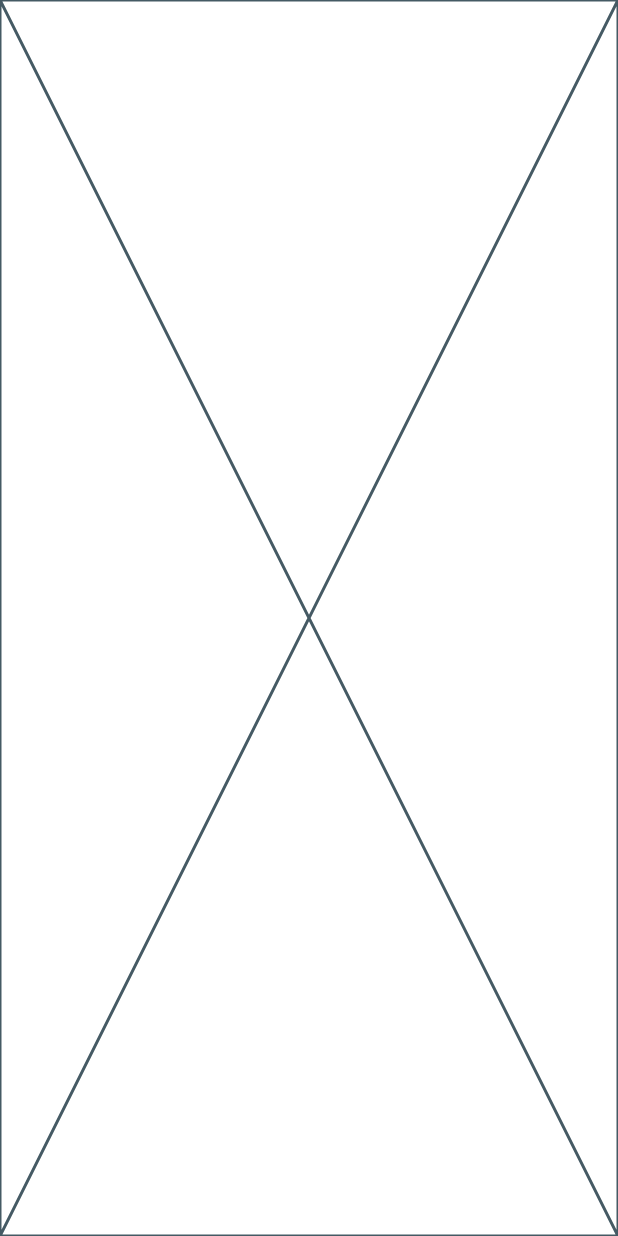
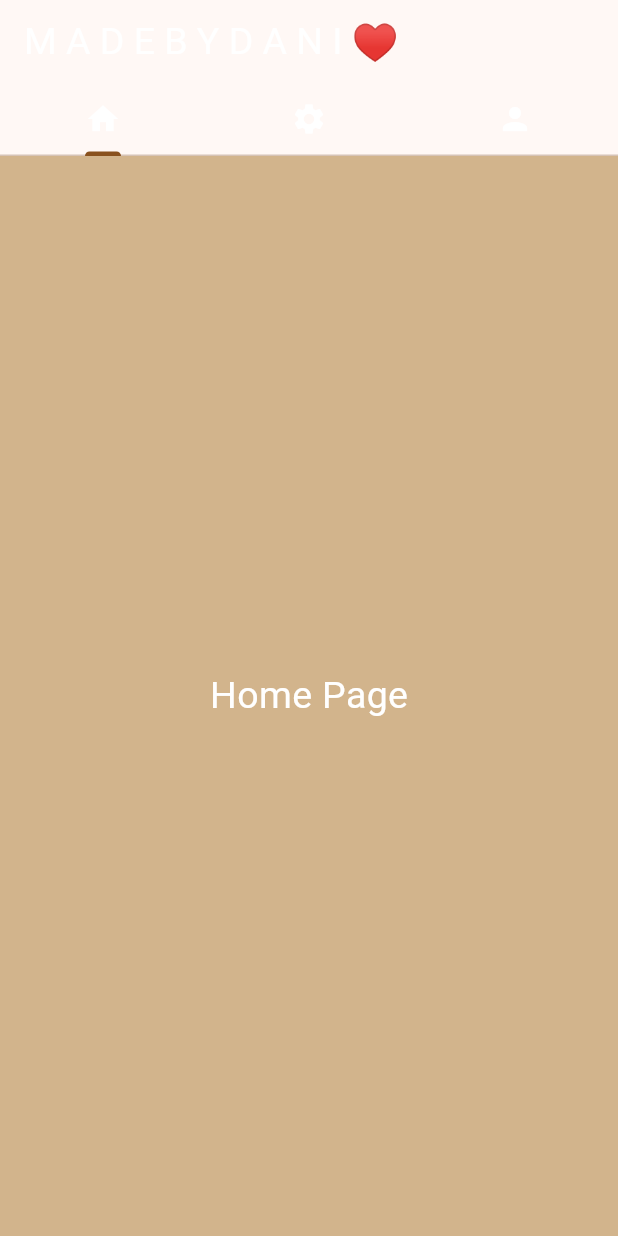
Before and after one commit to jovincia/tab_bar, a Flutter app: the screen it shows after launch, on a phone screen of 412 x 824 dp. Run offline on Flutter 3.47's test engine with Material 3 defaults, Android fonts, the phone set to English and light mode, and no system bars; our stand-ins replace google_fonts; Roboto replaces fonts that are missing (Calligraffitti, Kadwa).

Commit message:
sepate files

```diff
--- a/lib/home_page.dart
+++ b/lib/home_page.dart
@@ -1,10 +1,60 @@
 import 'package:flutter/material.dart';
+import 'package:flutter/widgets.dart';
+import 'package:google_fonts/google_fonts.dart';
+import 'package:tab_bar/colors.dart';
+import 'package:tab_bar/tabs/home_tab.dart';
+import 'package:tab_bar/tabs/person_tab.dart';
+import 'package:tab_bar/tabs/settings_tab.dart';
 
 class HomePage extends StatelessWidget {
   const HomePage({super.key});
 
   @override
   Widget build(BuildContext context) {
-    return const Placeholder();
+    return DefaultTabController(
+      length: 3,
+      child: Scaffold(
+        appBar: AppBar(
+          title: Text("M A D E B Y D A N I ♥",
+              style: GoogleFonts.calligraffitti(
+                color: MainColors.white,
+                fontSize: 25,
+              )),
+        ),
+        body: Column(
+          children: [
+            TabBar(
+              tabs: [
+                Tab(
+                  icon: Icon(
+                    Icons.home,
+                    color: MainColors.white,
+                  ),
+                ),
+                Tab(
+                  icon: Icon(
+                    Icons.settings,
+                    color: MainColors.white,
+                  ),
+                ),
+                Tab(
+                  icon: Icon(
+                    Icons.person,
+                    color: MainColors.white,
+                  ),
+                ),
+              ],
+            ),
+            const Expanded(
+              child: TabBarView(children: [
+                HomeTab(),
+                SettingTab(),
+                PersonTab(),
+              ]),
+            ),
+          ],
+        ),
+      ),
+    );
   }
 }
--- a/lib/main.dart
+++ b/lib/main.dart
@@ -1,4 +1,5 @@
 import 'package:flutter/material.dart';
+import 'package:tab_bar/colors.dart';
 import 'package:tab_bar/home_page.dart';
 
 void main() {
@@ -13,7 +14,7 @@ class MyApp extends StatelessWidget {
     return MaterialApp(
       theme: ThemeData(
 
-          //colorScheme: ColorScheme.fromSeed(seedColor: Colors.deepPurple),
+          colorScheme: ColorScheme.fromSeed(seedColor:MainColors.brown),
           // useMaterial3: true,
           ),
       home: const HomePage(),
--- /dev/null
+++ b/lib/tabs/home_tab.dart
@@ -0,0 +1,23 @@
+import 'package:flutter/material.dart';
+import 'package:google_fonts/google_fonts.dart';
+import 'package:tab_bar/colors.dart';
+
+class HomeTab extends StatelessWidget {
+  const HomeTab({super.key});
+
+  @override
+  Widget build(BuildContext context) {
+    return Container(
+      color: MainColors.brownNude,
+      child: Center(
+        child: Text(
+          "Home Page",
+          style: GoogleFonts.kadwa(
+            color: MainColors.white,
+            fontSize: 25,
+          ),
+        ),
+      ),
+    );
+  }
+}
--- a/pubspec.yaml
+++ b/pubspec.yaml
@@ -35,6 +35,7 @@ dependencies:
   # The following adds the Cupertino Icons font to your application.
   # Use with the CupertinoIcons class for iOS style icons.
   cupertino_icons: ^1.0.6
+  google_fonts: ^6.2.0
 
 dev_dependencies:
   flutter_test:
```
Also changed, not shown: lib/tabs/person_tab.dart (added, +23 -0 lines), lib/tabs/settings_tab.dart (added, +23 -0 lines), pubspec.lock, 4 other files.
